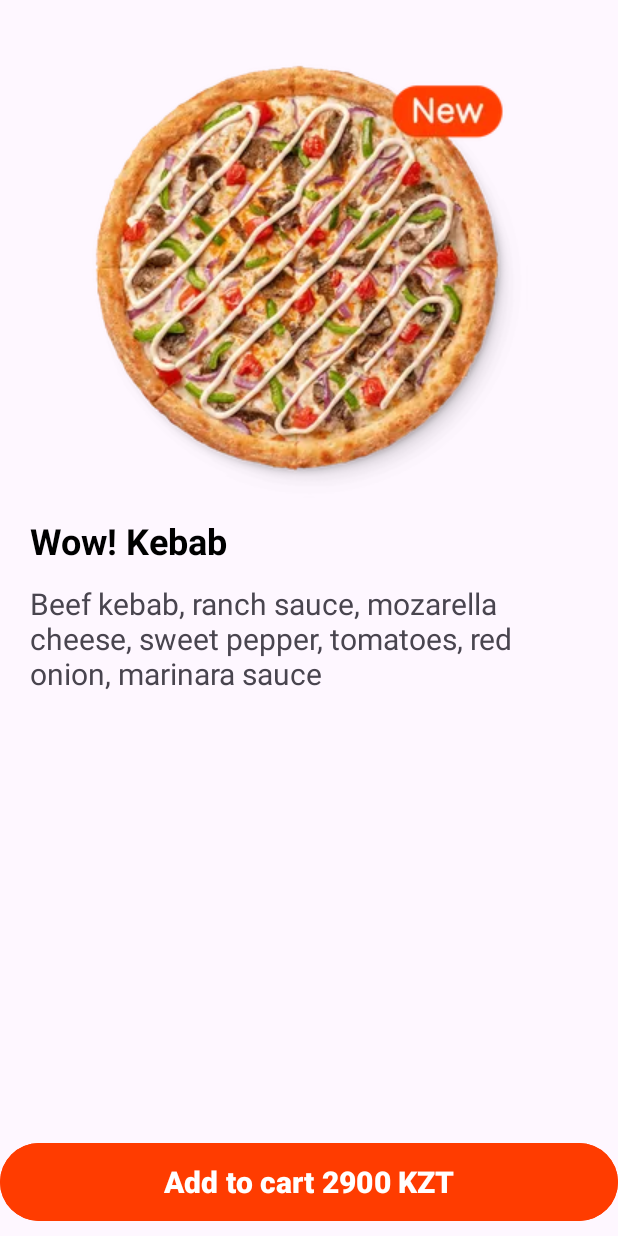
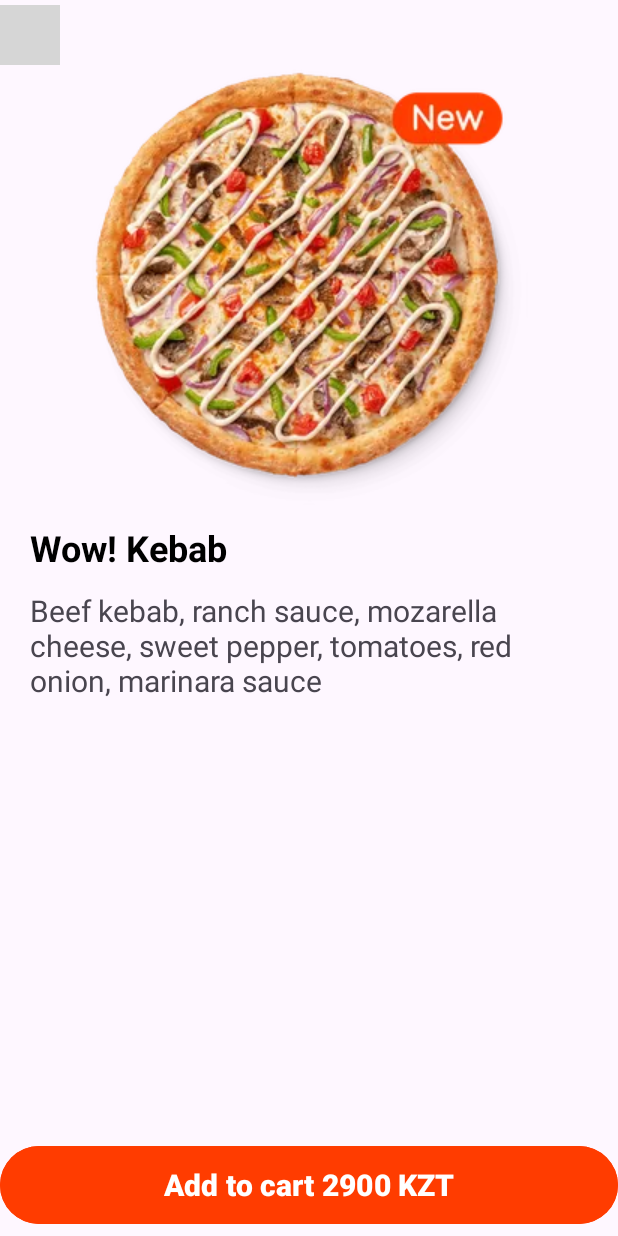
Before and after one commit to QuanyshK/android_course, an Android app: the screen it shows after launch (SecondActivity), after a tap on "Wow! Kebab", on a phone screen of 412 x 824 dp. Run offline under Robolectric (Android 15) with nearby library versions, the phone set to English and light mode, and no system bars; grey boxes are pictures that could not be loaded.

Commit message:
add back button, last update

```diff
--- a/lab1/app/src/main/java/com/example/lab1/SecondActivity.kt
+++ b/lab1/app/src/main/java/com/example/lab1/SecondActivity.kt
@@ -24,4 +24,6 @@ class SecondActivity : AppCompatActivity() {
             binding.btn.text="Add to cart " + pizza.price.toString() + " KZT"
         }
     }
+    fun goBack(view: View) {    finish()
+    }
 }
--- a/lab1/app/src/main/res/layout/activity_second.xml
+++ b/lab1/app/src/main/res/layout/activity_second.xml
@@ -5,17 +5,29 @@
     android:layout_width="match_parent" android:layout_height="match_parent"
     tools:context=".SecondActivity">
 
+
+
     <LinearLayout
         android:layout_width="match_parent"
         android:layout_height="match_parent"
         android:orientation="vertical"
         android:fontFamily="sans-serif-medium">
 
+
+        <ImageButton
+            android:layout_width="40dp"
+            android:layout_height="40dp"
+            android:layout_marginTop="3dp"
+            android:backgroundTint="@color/orange"
+            android:onClick="goBack"
+
+            android:background="@drawable/car_ui_icon_arrow_back" />
+
         <ImageView
             android:id="@+id/pizzaphoto"
             android:layout_width="match_parent"
             android:layout_height="wrap_content"
-            android:layout_marginTop="40dp"
+            android:layout_marginTop="1dp"
             tools:srcCompat="@drawable/wowkebab" />
 
         <LinearLayout
```
